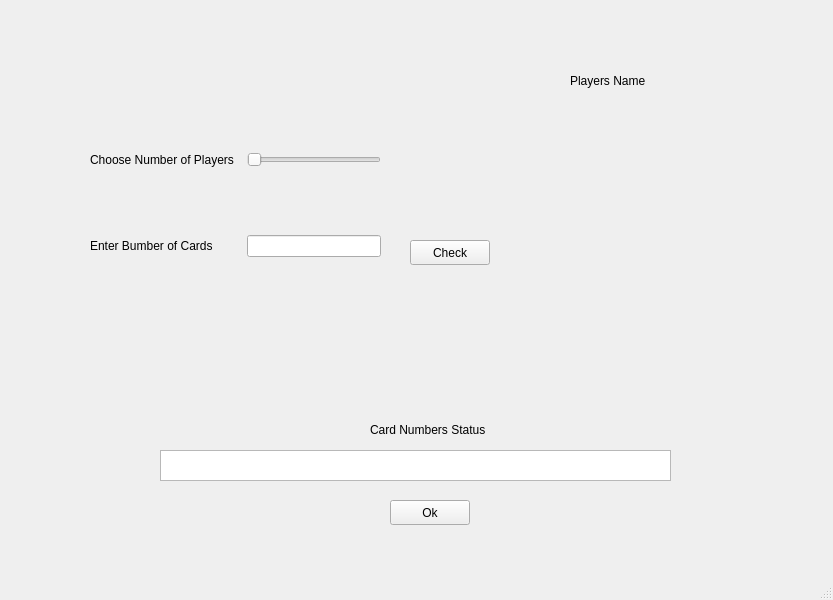
First picture: the form in student/13/Pairing game/Pairing_Game/mainwindow.ui, repository trinhgiahuy/Programming2_Spring_2021, before the edit.
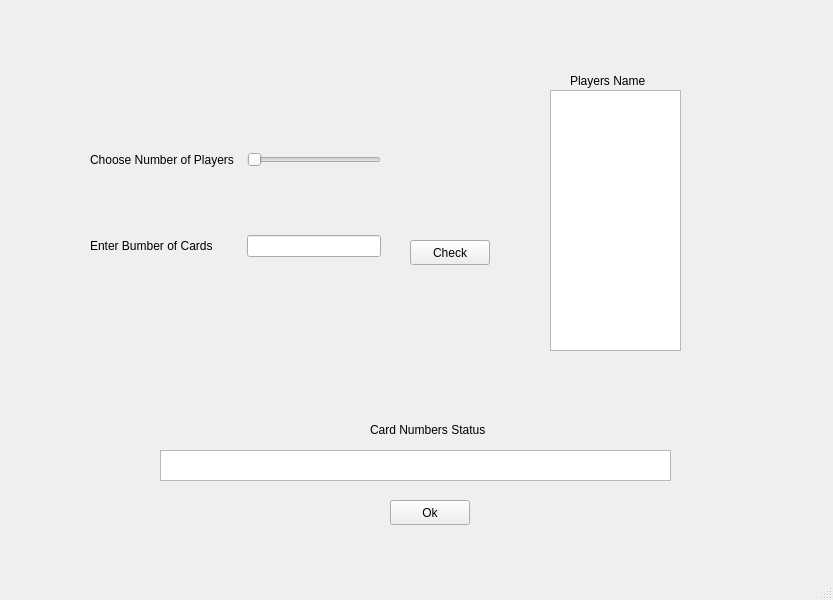
Second picture: the form after the edit.

Commit message: Implement the default name assignment table

The edit to the form file:
```diff
--- a/student/13/Pairing game/Pairing_Game/mainwindow.ui
+++ b/student/13/Pairing game/Pairing_Game/mainwindow.ui
@@ -112,6 +112,16 @@
      <string>Check</string>
     </property>
    </widget>
+   <widget class="QTableWidget" name="tableWidget">
+    <property name="geometry">
+     <rect>
+      <x>550</x>
+      <y>90</y>
+      <width>131</width>
+      <height>261</height>
+     </rect>
+    </property>
+   </widget>
   </widget>
   <widget class="QMenuBar" name="menubar">
    <property name="geometry">
```
The commit also changes 2 other files.
